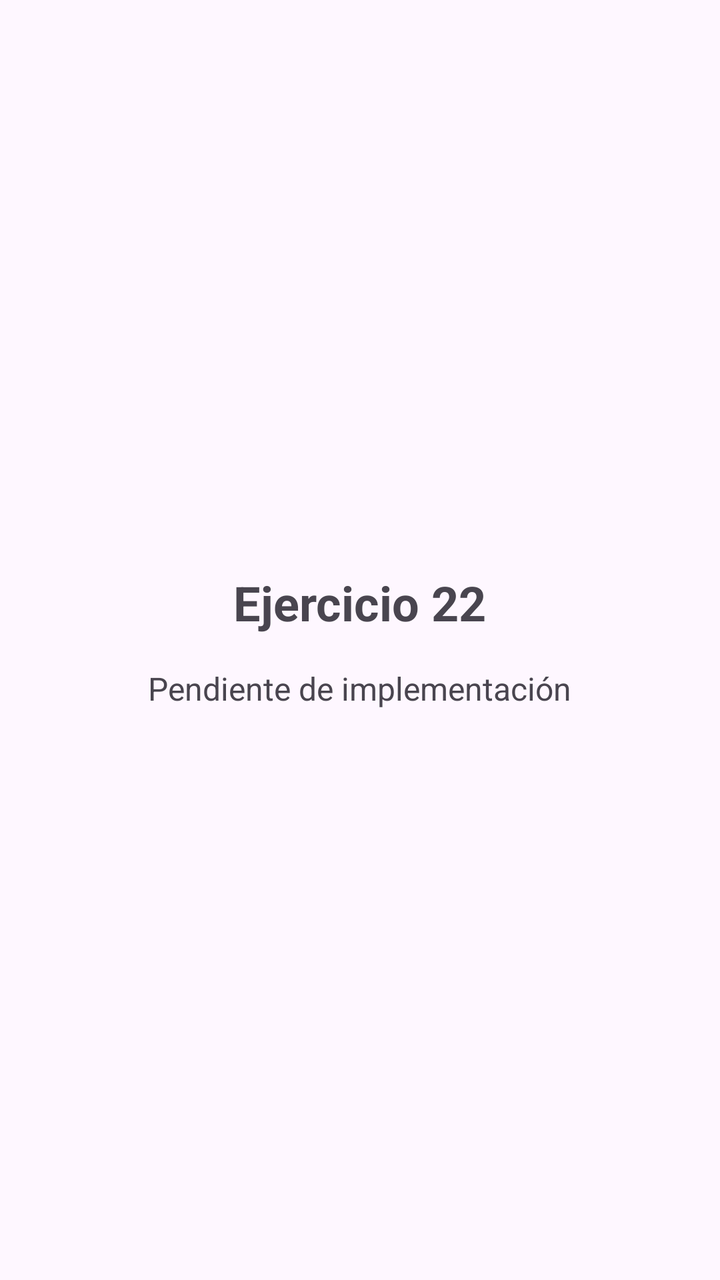
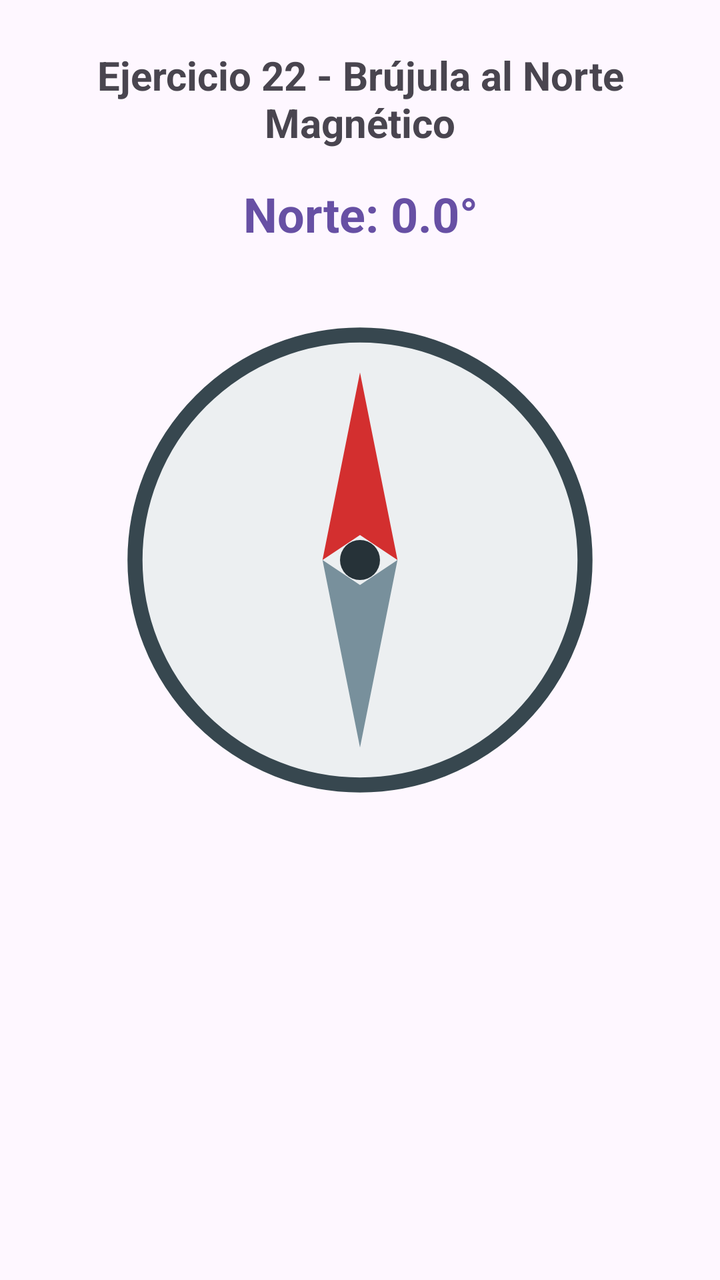

Two renders of the same Android screen: before a commit and after it. Below are the layout's source before the change and the commit's diff.
<!-- AndroidManifest.xml: application theme Theme.Actividad6 -->
<!-- res/layout/activity_ejercicio22.xml -->
<?xml version="1.0" encoding="utf-8"?>
<LinearLayout xmlns:android="http://schemas.android.com/apk/res/android"
    xmlns:tools="http://schemas.android.com/tools"
    android:id="@+id/main"
    android:layout_width="match_parent"
    android:layout_height="match_parent"
    android:orientation="vertical"
    android:padding="24dp"
    android:gravity="center"
    tools:context=".ejercicios.ejercicio22.Ejercicio22Activity">

    <TextView
        android:id="@+id/tvTitle"
        android:layout_width="wrap_content"
        android:layout_height="wrap_content"
        android:text="Ejercicio 22"
        android:textSize="24sp"
        android:textStyle="bold"
        android:layout_marginBottom="16dp" />

    <TextView
        android:id="@+id/tvSubtitle"
        android:layout_width="wrap_content"
        android:layout_height="wrap_content"
        android:text="Pendiente de implementación"
        android:textSize="16sp"
        android:textColor="?android:attr/textColorSecondary" />

</LinearLayout>
<!-- resources referenced by this layout -->
<resources>
  <style name="Theme.Actividad6" parent="Base.Theme.Actividad6" />
  <style name="Base.Theme.Actividad6" parent="Theme.Material3.DayNight.NoActionBar">
          
          
      </style>
</resources>

<!-- the commit's change to res/layout/activity_ejercicio22.xml (unified diff, before → after) -->
@@ -6,24 +6,42 @@
     android:layout_height="match_parent"
     android:orientation="vertical"
     android:padding="24dp"
-    android:gravity="center"
+    android:gravity="center_horizontal"
     tools:context=".ejercicios.ejercicio22.Ejercicio22Activity">
 
     <TextView
-        android:id="@+id/tvTitle"
+        android:id="@+id/tvHeader"
         android:layout_width="wrap_content"
         android:layout_height="wrap_content"
-        android:text="Ejercicio 22"
-        android:textSize="24sp"
+        android:text="Ejercicio 22 - Brújula al Norte Magnético"
+        android:textSize="20sp"
         android:textStyle="bold"
+        android:textAlignment="center"
         android:layout_marginBottom="16dp" />
 
     <TextView
-        android:id="@+id/tvSubtitle"
-        android:layout_width="wrap_content"
+        android:id="@+id/tvAzimutBrujula"
+        android:layout_width="match_parent"
         android:layout_height="wrap_content"
-        android:text="Pendiente de implementación"
-        android:textSize="16sp"
-        android:textColor="?android:attr/textColorSecondary" />
+        android:text="Norte: 0.0°"
+        android:textSize="24sp"
+        android:textStyle="bold"
+        android:textColor="?attr/colorPrimary"
+        android:textAlignment="center"
+        android:layout_marginBottom="32dp" />
+
+    <FrameLayout
+        android:layout_width="250dp"
+        android:layout_height="250dp"
+        android:layout_gravity="center">
+
+        <ImageView
+            android:id="@+id/ivBrujula"
+            android:layout_width="match_parent"
+            android:layout_height="match_parent"
+            android:src="@drawable/ic_brujula"
+            android:contentDescription="Brújula indicando al Norte" />
+
+    </FrameLayout>
 
 </LinearLayout>
<!-- resource entries referenced after the edit -->
@@ -1,5 +1,36 @@
 <!-- resources referenced by this layout -->
 <resources>
+  <!-- drawable ic_brujula (drawable) -->
+  <?xml version="1.0" encoding="utf-8"?>
+  <vector xmlns:android="http://schemas.android.com/apk/res/android"
+      android:width="200dp"
+      android:height="200dp"
+      android:viewportWidth="200"
+      android:viewportHeight="200">
+  
+      
+      <path
+          android:fillColor="#ECEFF1"
+          android:strokeColor="#37474F"
+          android:strokeWidth="6"
+          android:pathData="M100,10 A90,90 0 1,0 100,190 A90,90 0 1,0 100,10 Z" />
+  
+      
+      <path
+          android:fillColor="#D32F2F"
+          android:pathData="M100,25 L115,100 L100,90 L85,100 Z" />
+  
+      
+      <path
+          android:fillColor="#78909C"
+          android:pathData="M100,175 L115,100 L100,110 L85,100 Z" />
+  
+      
+      <path
+          android:fillColor="#263238"
+          android:pathData="M100,100 m-8,0 a8,8 0 1,0 16,0 a8,8 0 1,0 -16,0" />
+  
+  </vector>
   <style name="Theme.Actividad6" parent="Base.Theme.Actividad6" />
   <style name="Base.Theme.Actividad6" parent="Theme.Material3.DayNight.NoActionBar">
           
